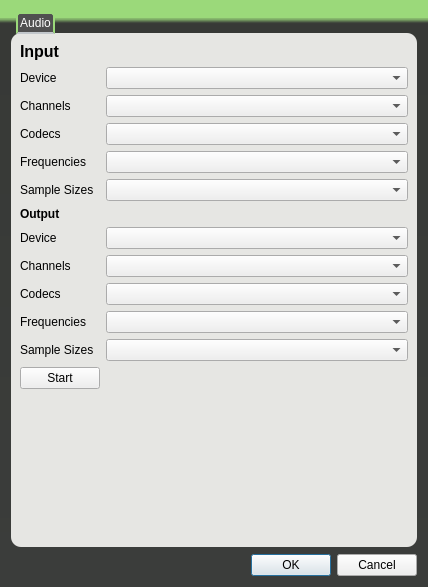
Above: src/client/gui/livejamming/app/configuration_dialog.ui from sush/Live-Jamming before the change. Below: the same form after it.
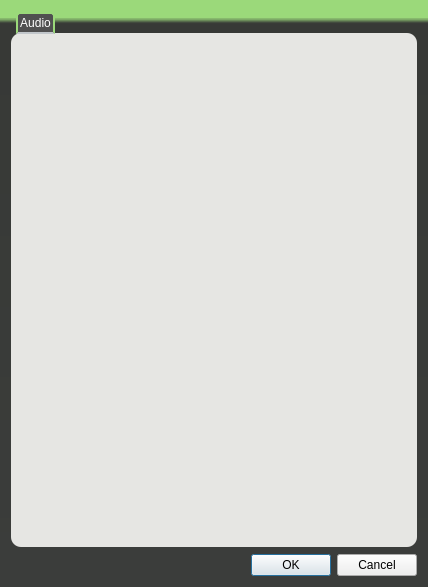
That is the form after the change.

The edit to the form file:
```diff
--- a/src/client/gui/livejamming/app/configuration_dialog.ui
+++ b/src/client/gui/livejamming/app/configuration_dialog.ui
@@ -71,154 +71,6 @@
        <property name="fieldGrowthPolicy">
         <enum>QFormLayout::AllNonFixedFieldsGrow</enum>
        </property>
-       <item row="0" column="0">
-        <widget class="QLabel" name="label_5">
-         <property name="font">
-          <font>
-           <pointsize>12</pointsize>
-           <weight>75</weight>
-           <italic>false</italic>
-           <bold>true</bold>
-           <underline>false</underline>
-          </font>
-         </property>
-         <property name="text">
-          <string>Input</string>
-         </property>
-        </widget>
-       </item>
-       <item row="2" column="0">
-        <widget class="QLabel" name="label">
-         <property name="text">
-          <string>Device</string>
-         </property>
-        </widget>
-       </item>
-       <item row="2" column="1">
-        <widget class="QComboBox" name="iComboBox"/>
-       </item>
-       <item row="3" column="0">
-        <widget class="QLabel" name="label_7">
-         <property name="text">
-          <string>Channels</string>
-         </property>
-        </widget>
-       </item>
-       <item row="3" column="1">
-        <widget class="QComboBox" name="iChannelsComboBox"/>
-       </item>
-       <item row="4" column="0">
-        <widget class="QLabel" name="label_8">
-         <property name="text">
-          <string>Codecs</string>
-         </property>
-        </widget>
-       </item>
-       <item row="4" column="1">
-        <widget class="QComboBox" name="iCodecsComboBox"/>
-       </item>
-       <item row="5" column="0">
-        <widget class="QLabel" name="label_2">
-         <property name="text">
-          <string>Frequencies</string>
-         </property>
-        </widget>
-       </item>
-       <item row="5" column="1">
-        <widget class="QComboBox" name="iFrequenciesComboBox"/>
-       </item>
-       <item row="6" column="0">
-        <widget class="QLabel" name="label_9">
-         <property name="text">
-          <string>Sample Sizes</string>
-         </property>
-        </widget>
-       </item>
-       <item row="6" column="1">
-        <widget class="QComboBox" name="iSampleSizesComboBox"/>
-       </item>
-       <item row="8" column="0">
-        <widget class="QLabel" name="label_10">
-         <property name="font">
-          <font>
-           <weight>75</weight>
-           <bold>true</bold>
-          </font>
-         </property>
-         <property name="text">
-          <string>Output</string>
-         </property>
-        </widget>
-       </item>
-       <item row="9" column="0">
-        <widget class="QLabel" name="label_11">
-         <property name="text">
-          <string>Device</string>
-         </property>
-        </widget>
-       </item>
-       <item row="9" column="1">
-        <widget class="QComboBox" name="outputComboBox"/>
-       </item>
-       <item row="10" column="0">
-        <widget class="QLabel" name="label_12">
-         <property name="text">
-          <string>Channels</string>
-         </property>
-        </widget>
-       </item>
-       <item row="10" column="1">
-        <widget class="QComboBox" name="oChannelsComboBox"/>
-       </item>
-       <item row="11" column="0">
-        <widget class="QLabel" name="label_13">
-         <property name="text">
-          <string>Codecs</string>
-         </property>
-        </widget>
-       </item>
-       <item row="11" column="1">
-        <widget class="QComboBox" name="oCodecsComboBox"/>
-       </item>
-       <item row="12" column="0">
-        <widget class="QLabel" name="label_14">
-         <property name="text">
-          <string>Frequencies</string>
-         </property>
-        </widget>
-       </item>
-       <item row="12" column="1">
-        <widget class="QComboBox" name="oFrequenciesComboBox"/>
-       </item>
-       <item row="13" column="0">
-        <widget class="QLabel" name="label_15">
-         <property name="text">
-          <string>Sample Sizes</string>
-         </property>
-        </widget>
-       </item>
-       <item row="13" column="1">
-        <widget class="QComboBox" name="oSampleSizesComboBox"/>
-       </item>
-       <item row="14" column="0">
-        <widget class="QPushButton" name="pushButton">
-         <property name="text">
-          <string>Start</string>
-         </property>
-         <property name="checkable">
-          <bool>true</bool>
-         </property>
-         <property name="checked">
-          <bool>false</bool>
-         </property>
-         <property name="default">
-          <bool>false</bool>
-         </property>
-         <property name="flat">
-          <bool>false</bool>
-         </property>
-        </widget>
-       </item>
       </layout>
      </widget>
     </widget>
```
